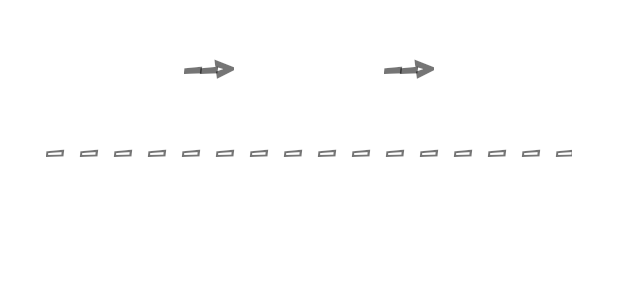
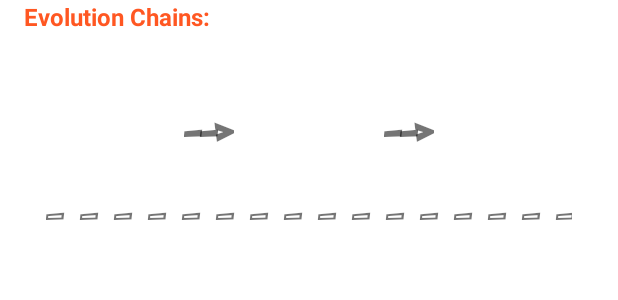
Before and after one commit to eliseubatistaIT/Pocketdex, an Android app: the layout pokemon_details_evolutions.xml on its own in the app's theme, with its tools: preview values and no code run, on a phone screen of 412 x 824 dp. Shown: the top 300 px of the screen. Run offline under Robolectric (Android 15) with nearby library versions, the phone set to English and light mode, and no system bars.

Commit message:
Added Evolution Details in PokemonDetailsFragment

```diff
--- a/PocketDex/app/src/main/java/com/eliseubatista/pocketdex/fragments/pokemon/PokedexViewModel.kt
+++ b/PocketDex/app/src/main/java/com/eliseubatista/pocketdex/fragments/pokemon/PokedexViewModel.kt
@@ -10,6 +10,7 @@ import com.eliseubatista.pocketdex.database.getDatabase
 import com.eliseubatista.pocketdex.models.pokemons.PokemonModel
 import com.eliseubatista.pocketdex.network.PokeApi
 import com.eliseubatista.pocketdex.repository.PocketdexRepository
+import com.eliseubatista.pocketdex.utils.ProgressBarDialog
 import kotlinx.coroutines.CoroutineScope
 import kotlinx.coroutines.Dispatchers
 import kotlinx.coroutines.Job
--- a/PocketDex/app/src/main/java/com/eliseubatista/pocketdex/utils/ImageUtils.kt
+++ b/PocketDex/app/src/main/java/com/eliseubatista/pocketdex/utils/ImageUtils.kt
@@ -10,7 +10,7 @@ fun getImageScaleByEvolutionChain(
     pokemonName: String,
     evolutionChains: List<String>
 ): Float {
-    var pokemonIndex = 0
+    var pokemonIndex = 3
 
     //for each evolution chain
     for (evolutionChain in evolutionChains) {
--- a/PocketDex/app/src/main/java/com/eliseubatista/pocketdex/utils/TextUtils.kt
+++ b/PocketDex/app/src/main/java/com/eliseubatista/pocketdex/utils/TextUtils.kt
@@ -2,6 +2,10 @@ package com.eliseubatista.pocketdex.utils
 
 import android.util.Log
 import java.util.*
+
+fun isStringBlank(string: String): Boolean {
+    return string == "" || string.isBlank() || string.isEmpty()
+}
 
 //Function used to format pokemon, item and locations names
 fun formatPocketdexObjectName(name: String): String {
--- a/PocketDex/app/src/main/java/com/eliseubatista/pocketdex/views/PokemonEvolutionsAdapter.kt
+++ /dev/null
@@ -1,4 +0,0 @@
-package com.eliseubatista.pocketdex.views
-
-class PokemonEvolutionsAdapter {
-}
--- a/PocketDex/app/src/main/res/layout/fragment_pokedex_details.xml
+++ b/PocketDex/app/src/main/res/layout/fragment_pokedex_details.xml
@@ -156,7 +156,7 @@
 
                     <include
                         android:id="@+id/pokemon_details_evolutions"
-                        layout="@layout/pokemon_details_evolution_of_three"
+                        layout="@layout/pokemon_details_evolutions"
                         android:layout_width="0dp"
                         android:layout_height="wrap_content"
                         android:layout_marginStart="16dp"
--- a/PocketDex/app/src/main/res/layout/item_pokemon_evolution_list.xml
+++ b/PocketDex/app/src/main/res/layout/item_pokemon_evolution_list.xml
@@ -9,28 +9,50 @@
 
     <androidx.constraintlayout.widget.ConstraintLayout
         android:layout_width="match_parent"
-        android:layout_height="match_parent">
+        android:layout_height="wrap_content">
 
-        <include
-            android:id="@+id/evolution_of_two"
-            layout="@layout/pokemon_details_evolution_of_two"
+        <androidx.constraintlayout.widget.ConstraintLayout
+            android:id="@+id/evolution_of_two_container"
             android:layout_width="0dp"
             android:layout_height="wrap_content"
             android:visibility="gone"
             app:layout_constraintEnd_toEndOf="parent"
             app:layout_constraintStart_toStartOf="parent"
-            app:layout_constraintTop_toTopOf="parent" />
+            app:layout_constraintTop_toTopOf="parent">
 
-        <include
-            android:id="@+id/evolution_of_three"
-            layout="@layout/pokemon_details_evolution_of_three"
+            <include
+                android:id="@+id/evolution_of_two"
+                layout="@layout/pokemon_details_evolution_of_two"
+                android:layout_width="0dp"
+                android:layout_height="wrap_content"
+                app:layout_constraintBottom_toBottomOf="parent"
+                app:layout_constraintEnd_toEndOf="parent"
+                app:layout_constraintStart_toStartOf="parent"
+                app:layout_constraintTop_toTopOf="parent" />
+
+        </androidx.constraintlayout.widget.ConstraintLayout>
+
+        <androidx.constraintlayout.widget.ConstraintLayout
+            android:id="@+id/evolution_of_three_container"
             android:layout_width="0dp"
             android:layout_height="wrap_content"
             android:visibility="gone"
             app:layout_constraintEnd_toEndOf="parent"
             app:layout_constraintStart_toStartOf="parent"
             app:layout_constraintTop_toTopOf="parent"
-            tools:visibility="visible" />
+            tools:visibility="visible">
+
+            <include
+                android:id="@+id/evolution_of_three"
+                layout="@layout/pokemon_details_evolution_of_three"
+                android:layout_width="0dp"
+                android:layout_height="wrap_content"
+                app:layout_constraintEnd_toEndOf="parent"
+                app:layout_constraintStart_toStartOf="parent"
+                app:layout_constraintTop_toTopOf="parent" />
+
+        </androidx.constraintlayout.widget.ConstraintLayout>
+
 
     </androidx.constraintlayout.widget.ConstraintLayout>
 </layout>
--- a/PocketDex/app/src/main/res/layout/pokemon_details_evolutions_list.xml
+++ b/PocketDex/app/src/main/res/layout/pokemon_details_evolutions.xml
@@ -11,15 +11,29 @@
         android:layout_width="match_parent"
         android:layout_height="wrap_content">
 
+        <TextView
+            android:id="@+id/evolution_fixedText"
+            android:layout_width="wrap_content"
+            android:layout_height="wrap_content"
+            android:layout_marginStart="16dp"
+            android:text="Evolution Chains:"
+            android:textAlignment="textStart"
+            android:textColor="#FF5722"
+            android:textSize="16sp"
+            android:textStyle="bold"
+            app:layout_constraintStart_toStartOf="parent"
+            app:layout_constraintTop_toTopOf="parent" />
+
         <androidx.recyclerview.widget.RecyclerView
             android:id="@+id/grid_view"
             android:layout_width="0dp"
             android:layout_height="0dp"
+            android:layout_marginTop="20dp"
             app:layout_constraintBottom_toBottomOf="parent"
             app:layout_constraintEnd_toEndOf="parent"
+            app:layout_constraintHeight_min="120dp"
             app:layout_constraintStart_toStartOf="parent"
-            app:layout_constraintTop_toTopOf="parent"
-            app:layout_constraintHeight_min="120dp"
+            app:layout_constraintTop_toBottomOf="@id/evolution_fixedText"
             tools:listitem="@layout/item_pokemon_evolution_list" />
 
     </androidx.constraintlayout.widget.ConstraintLayout>
```
Also changed, not shown: PocketDex/app/src/main/java/com/eliseubatista/pocketdex/fragments/pokemon/PokedexDetailsFragment.kt (+35 -1 lines), PocketDex/app/src/main/java/com/eliseubatista/pocketdex/fragments/pokemon/PokedexDetailsViewModel.kt (+34 -6 lines), PocketDex/app/src/main/java/com/eliseubatista/pocketdex/fragments/pokemon/PokedexFragment.kt (+12 -0 lines), PocketDex/app/src/main/java/com/eliseubatista/pocketdex/models/pokemons/EvolutionChainModel.kt (added, +13 -0 lines), PocketDex/app/src/main/java/com/eliseubatista/pocketdex/network/pokemons/EvolutionChainData.kt (+40 -32 lines), PocketDex/app/src/main/java/com/eliseubatista/pocketdex/utils/ProgressBarUtils.kt (added, +35 -0 lines), PocketDex/app/src/main/java/com/eliseubatista/pocketdex/views/PokemonEvolutionChainAdapter.kt (added, +102 -0 lines), PocketDex/app/src/main/res/layout/progress_bar.xml (added, +66 -0 lines), PocketDex/app/src/main/res/values/styles.xml (added, +7 -0 lines), PocketDex/app/src/main/java/com/eliseubatista/pocketdex/repository/RepositoryUtils.kt (line endings or trailing spaces).
